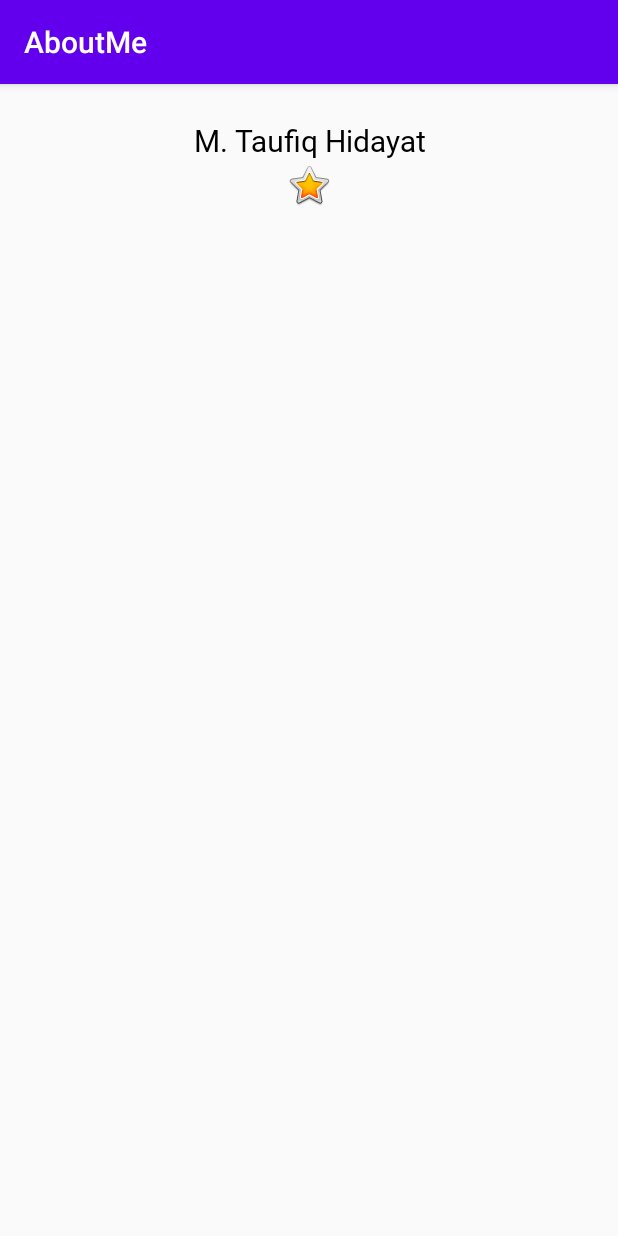
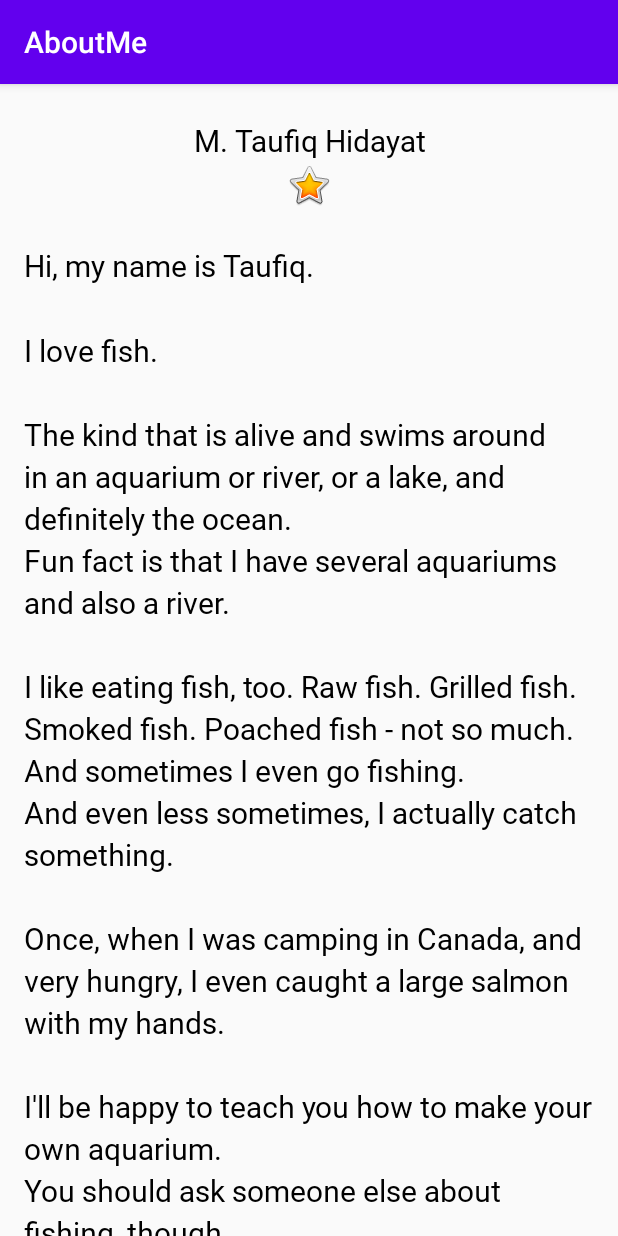
Before and after one commit to MtaufiqH/AboutMe, an Android app: the screen it shows after launch (MainActivity), on a phone screen of 412 x 824 dp. Run offline under Robolectric (Android 15) with nearby library versions, the phone set to English and light mode, and no system bars.

Commit message:
add scroll view and bio

```diff
--- a/app/src/main/res/layout/activity_main.xml
+++ b/app/src/main/res/layout/activity_main.xml
@@ -5,6 +5,8 @@
     android:layout_width="match_parent"
     android:layout_height="match_parent"
     android:orientation="vertical"
+    android:paddingStart="@dimen/layout_padding"
+    android:paddingEnd="@dimen/layout_padding"
     tools:context=".MainActivity">
 
     <TextView
@@ -22,4 +24,23 @@
         android:contentDescription="@string/yellow_star"
         app:srcCompat="@android:drawable/btn_star_big_on" />
 
+    <ScrollView
+        android:layout_width="match_parent"
+        android:layout_height="match_parent">
+
+        <LinearLayout
+            android:layout_width="match_parent"
+            android:layout_height="wrap_content"
+            android:orientation="vertical">
+
+            <TextView
+                android:id="@+id/bioText"
+                style="@style/nameStyle"
+                android:layout_width="match_parent"
+                android:layout_height="wrap_content"
+                android:lineSpacingMultiplier="1.2"
+                android:text="@string/bio" />
+        </LinearLayout>
+    </ScrollView>
+
 </LinearLayout>
--- a/app/src/main/res/values/dimens.xml
+++ b/app/src/main/res/values/dimens.xml
@@ -3,4 +3,5 @@
     <dimen name="text_size">20sp</dimen>
     <dimen name="small_padding">8dp</dimen>
     <dimen name="layout_margin">16dp</dimen>
+    <dimen name="layout_padding">16dp</dimen>
 </resources>
--- a/app/src/main/res/values/strings.xml
+++ b/app/src/main/res/values/strings.xml
@@ -2,4 +2,17 @@
     <string name="app_name">AboutMe</string>
     <string name="my_name">M. Taufiq Hidayat</string>
     <string name="yellow_star">yellow star</string>
+
+
+    <string name="bio">Hi, my name is Taufiq.
+\n\nI love fish.
+\n\nThe kind that is alive and swims around in an aquarium or river, or a lake, and definitely the ocean.
+\nFun fact is that I have several aquariums and also a river.
+\n\nI like eating fish, too. Raw fish. Grilled fish. Smoked fish. Poached fish - not so much.
+\nAnd sometimes I even go fishing.
+\nAnd even less sometimes, I actually catch something.
+\n\nOnce, when I was camping in Canada, and very hungry, I even caught a large salmon with my hands.
+\n\nI\'ll be happy to teach you how to make your own aquarium.
+\nYou should ask someone else about fishing, though.\n\n</string>
+
 </resources>
```
